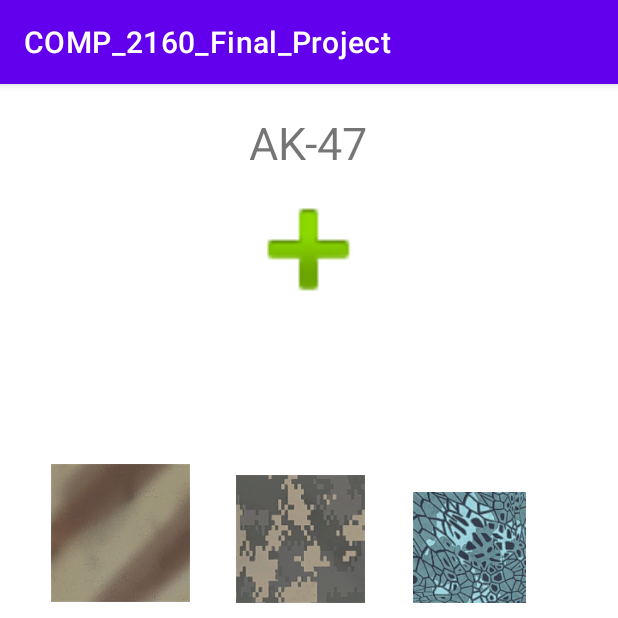
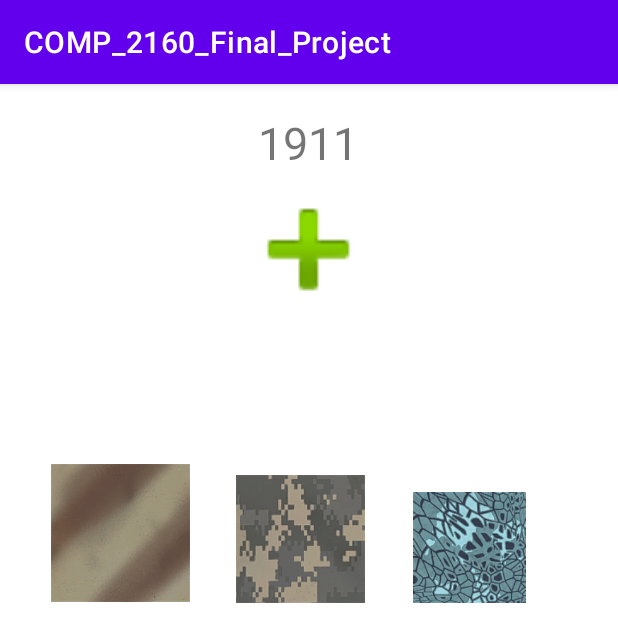
Before and after one commit to Sran-Sandeep/COMP_2160_Final_Project, an Android app: the Handguns screen opened directly, with no data from a screen before it, on a phone screen of 412 x 824 dp, the top half of it. Run offline under Robolectric (Android 15) with nearby library versions, the light colour scheme and no system bars.

Commit message:
Fixing Errors

```diff
--- a/app/src/main/res/layout/activity_handguns.xml
+++ b/app/src/main/res/layout/activity_handguns.xml
@@ -10,6 +10,7 @@
         android:id="@+id/imageView2"
         android:layout_width="370dp"
         android:layout_height="99dp"
+        android:contentDescription="@string/gun_desc"
         app:layout_constraintBottom_toBottomOf="parent"
         app:layout_constraintEnd_toEndOf="parent"
         app:layout_constraintHorizontal_bias="0.487"
@@ -22,7 +23,7 @@
         android:id="@+id/textView2"
         android:layout_width="wrap_content"
         android:layout_height="wrap_content"
-        android:text="AK-47"
+        android:text="@string/gun_name"
         android:textSize="30sp"
         app:layout_constraintBottom_toBottomOf="parent"
         app:layout_constraintEnd_toEndOf="parent"
@@ -35,6 +36,7 @@
         android:id="@+id/imageView3"
         android:layout_width="94dp"
         android:layout_height="92dp"
+        android:contentDescription="@string/camo_desc"
         app:layout_constraintBottom_toBottomOf="parent"
         app:layout_constraintEnd_toEndOf="parent"
         app:layout_constraintHorizontal_bias="0.104"
@@ -47,6 +49,7 @@
         android:id="@+id/imageView4"
         android:layout_width="90dp"
         android:layout_height="85dp"
+        android:contentDescription="@string/camo_desc"
         app:layout_constraintBottom_toBottomOf="parent"
         app:layout_constraintEnd_toEndOf="parent"
         app:layout_constraintHorizontal_bias="0.482"
@@ -59,6 +62,7 @@
         android:id="@+id/imageView5"
         android:layout_width="91dp"
         android:layout_height="74dp"
+        android:contentDescription="@string/camo_desc"
         app:layout_constraintBottom_toBottomOf="parent"
         app:layout_constraintEnd_toEndOf="parent"
         app:layout_constraintHorizontal_bias="0.834"
@@ -71,6 +75,7 @@
         android:id="@+id/imageView6"
         android:layout_width="91dp"
         android:layout_height="81dp"
+        android:contentDescription="@string/camo_desc"
         app:layout_constraintBottom_toBottomOf="parent"
         app:layout_constraintEnd_toEndOf="parent"
         app:layout_constraintHorizontal_bias="0.103"
--- a/app/src/main/res/values/strings.xml
+++ b/app/src/main/res/values/strings.xml
@@ -3,4 +3,8 @@
     <string name="assault_rifles">Assault Rifles</string>
     <string name="modern_warefare_camo_tracker">Modern WareFare Camo Tracker</string>
     <string name="hello_blank_fragment">text1</string>
+
+    <string name="gun_name">1911</string>
+    <string name="gun_desc">Image of Gun</string>
+    <string name="camo_desc">Image of Camo</string>
 </resources>
```
